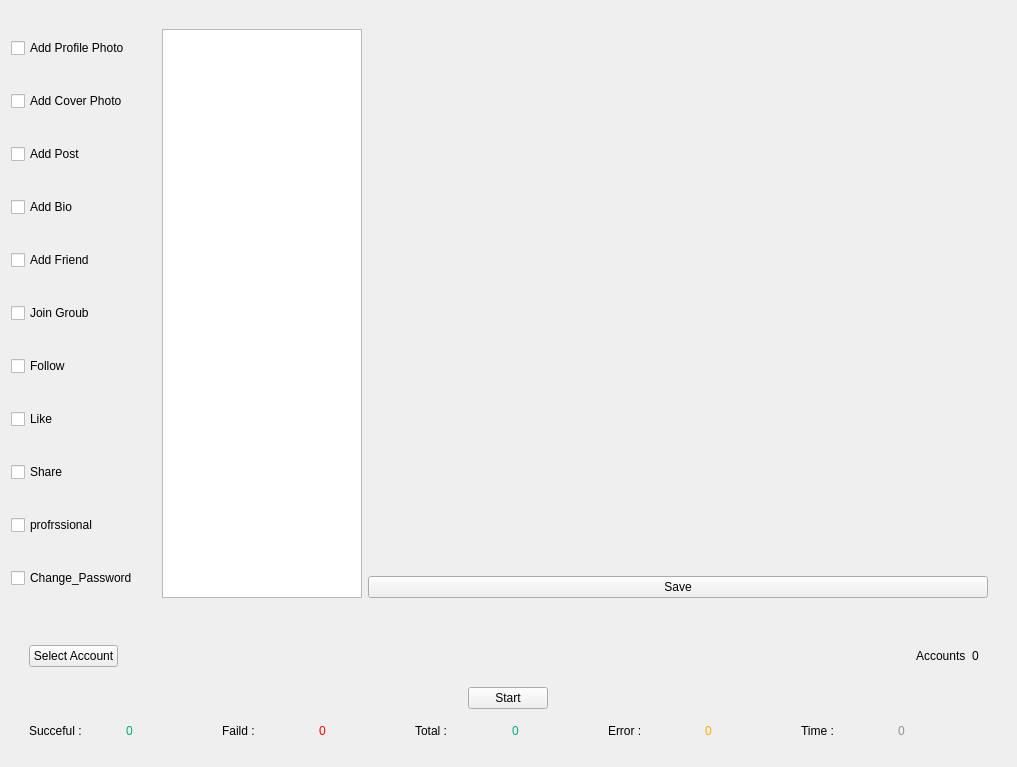
Old version of the form ui/Public/Edit.ui in the repository kreemkhaled112/GUI.
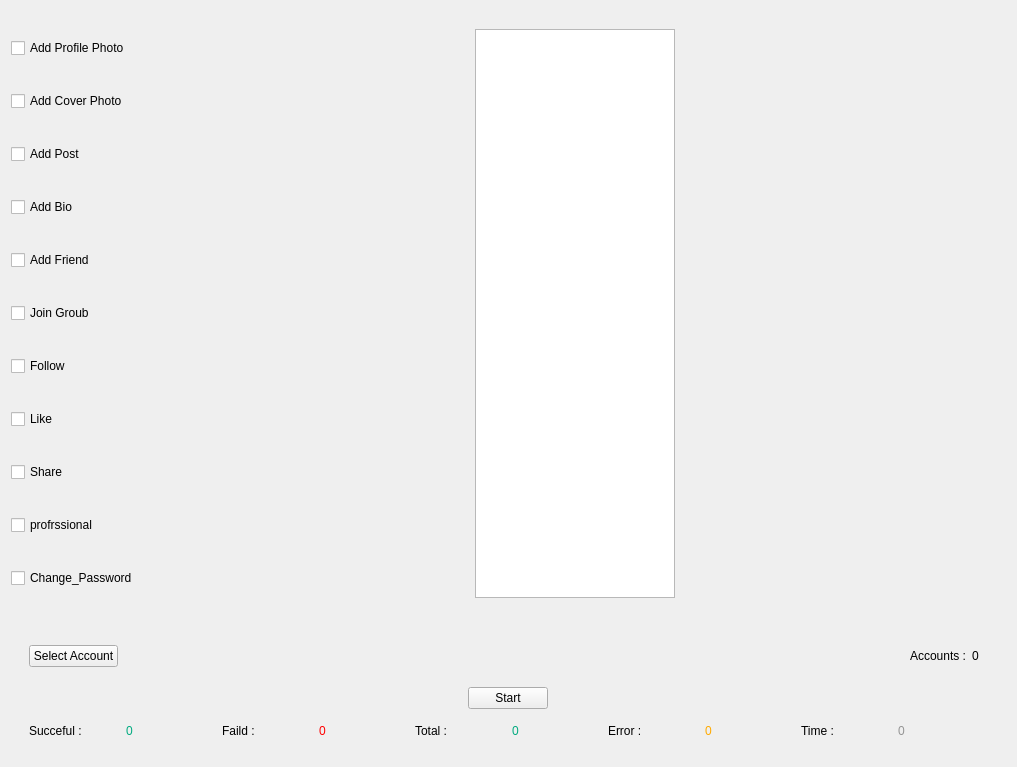
New version of the form. The open tabs and pages were chosen to show the change.

```diff
--- a/ui/Public/Edit.ui
+++ b/ui/Public/Edit.ui
@@ -704,8 +704,8 @@
                  <rect>
                   <x>0</x>
                   <y>0</y>
-                  <width>98</width>
-                  <height>71</height>
+                  <width>200</width>
+                  <height>574</height>
                  </rect>
                 </property>
                 <property name="maximumSize">
@@ -737,13 +737,6 @@
                </widget>
               </widget>
              </item>
-             <item alignment="Qt::AlignBottom">
-              <widget class="QPushButton" name="pushButton_28">
-               <property name="text">
-                <string>Save</string>
-               </property>
-              </widget>
-             </item>
             </layout>
            </widget>
           </item>
@@ -1099,7 +1092,7 @@
             <item>
              <widget class="QLabel" name="label_2">
               <property name="text">
-               <string>Accounts</string>
+               <string>Accounts :</string>
               </property>
              </widget>
             </item>
```
Left out of the diff: 78 changed lines with no effect on the pictures.
